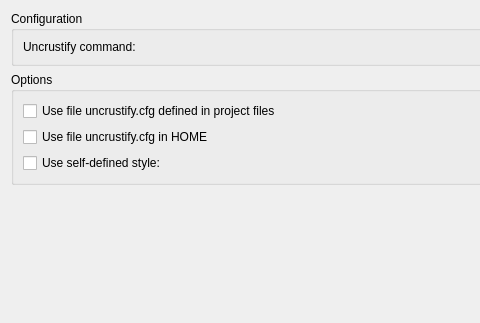
This is src/plugins/beautifier/uncrustify/uncrustifyoptionspage.ui in qt-creator/qt-creator as Qt 5 draws it before an edit; both pictures show x 0 to 480 and y 0 to 323 of the 817 by 631 pixel window. The edited form follows.
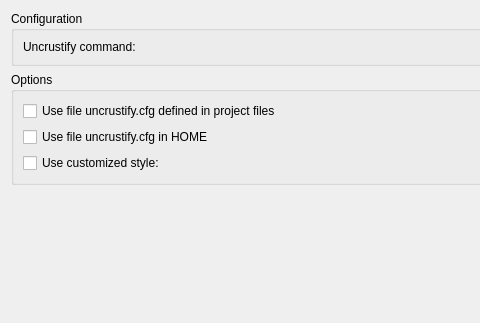
This is the edited form. Custom widgets are drawn as their Qt base class.

```diff
--- a/src/plugins/beautifier/uncrustify/uncrustifyoptionspage.ui
+++ b/src/plugins/beautifier/uncrustify/uncrustifyoptionspage.ui
@@ -58,7 +58,7 @@
         <item>
          <widget class="QCheckBox" name="useCustomStyle">
           <property name="text">
-           <string>Use self-defined style:</string>
+           <string>Use customized style:</string>
           </property>
          </widget>
         </item>
```
